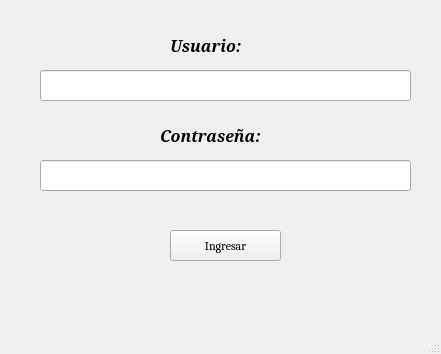
Old version of the form interfaces/ventana_principal.ui in the repository manumoralesv/Entregable-3.
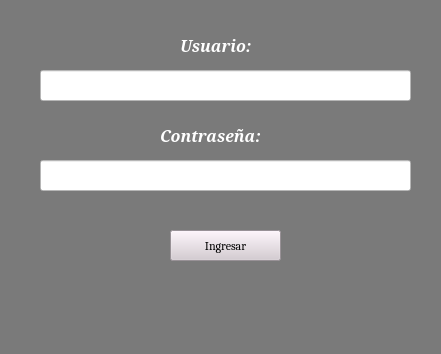
New version of the form.

What changed in the file:
```diff
--- a/interfaces/ventana_principal.ui
+++ b/interfaces/ventana_principal.ui
@@ -13,13 +13,17 @@
   <property name="windowTitle">
    <string>MainWindow</string>
   </property>
+  <property name="styleSheet">
+   <string notr="true">background-color: rgb(122, 122, 122);
+</string>
+  </property>
   <widget class="QWidget" name="centralwidget">
    <widget class="QLabel" name="label">
     <property name="geometry">
      <rect>
-      <x>170</x>
+      <x>180</x>
       <y>30</y>
-      <width>101</width>
+      <width>81</width>
       <height>31</height>
      </rect>
     </property>
@@ -32,6 +36,9 @@
       <bold>true</bold>
      </font>
     </property>
+    <property name="styleSheet">
+     <string notr="true">color: rgb(255, 255, 255);</string>
+    </property>
     <property name="text">
      <string>Usuario:</string>
     </property>
@@ -45,6 +52,9 @@
       <height>31</height>
      </rect>
     </property>
+    <property name="styleSheet">
+     <string notr="true">background-color: rgb(255, 255, 255);</string>
+    </property>
     <property name="text">
      <string/>
     </property>
@@ -63,6 +73,10 @@
       <family>Cambria</family>
      </font>
     </property>
+    <property name="styleSheet">
+     <string notr="true">background-color: rgb(213, 203, 210);
+color: rgb(0, 0, 0);</string>
+    </property>
     <property name="text">
      <string>Ingresar</string>
     </property>
@@ -85,6 +99,9 @@
       <bold>true</bold>
      </font>
     </property>
+    <property name="styleSheet">
+     <string notr="true">color: rgb(255, 255, 255);</string>
+    </property>
     <property name="text">
      <string>Contraseña:</string>
     </property>
@@ -98,6 +115,9 @@
       <height>31</height>
      </rect>
     </property>
+    <property name="styleSheet">
+     <string notr="true">background-color: rgb(255, 255, 255);</string>
+    </property>
     <property name="text">
      <string/>
     </property>
```
Left out of the diff: 2 changed lines with no effect on the pictures.
